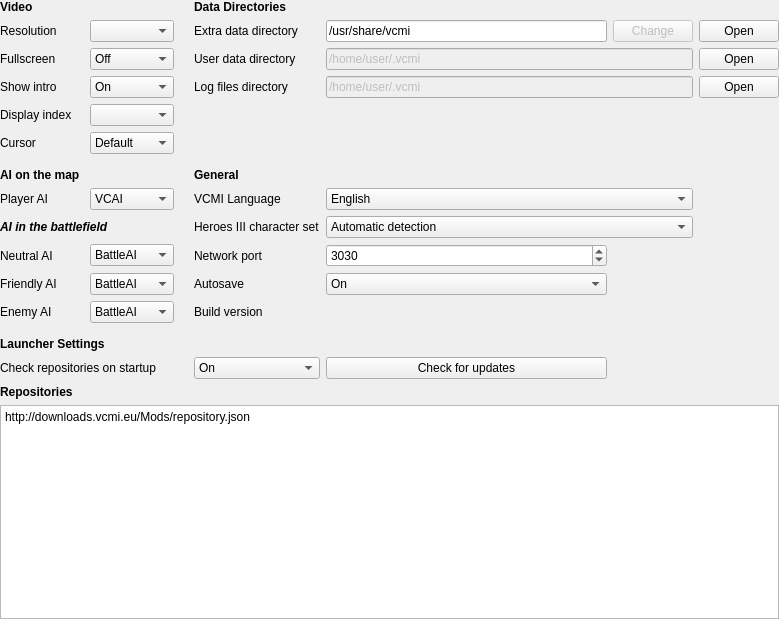
Before: the Qt Designer form launcher/settingsView/csettingsview_moc.ui in vcmi/vcmi, drawn with Qt 5.
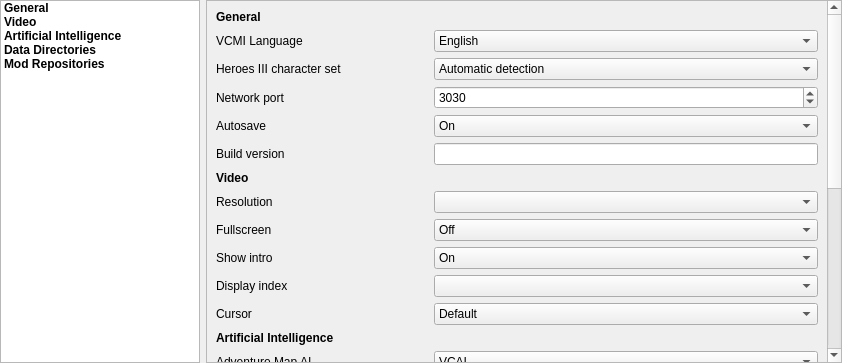
After: the same form once the commit is applied.

Commit message: Small redesign of Settings tab in Launcher

What changed in the file:
```diff
--- a/launcher/settingsView/csettingsview_moc.ui
+++ b/launcher/settingsView/csettingsview_moc.ui
@@ -6,14 +6,14 @@
    <rect>
     <x>0</x>
     <y>0</y>
-    <width>779</width>
-    <height>619</height>
+    <width>842</width>
+    <height>363</height>
    </rect>
   </property>
   <property name="windowTitle">
    <string/>
   </property>
-  <layout class="QGridLayout" name="gridLayout">
+  <layout class="QHBoxLayout" name="horizontalLayout">
    <property name="leftMargin">
     <number>0</number>
    </property>
@@ -26,642 +26,635 @@
    <property name="bottomMargin">
     <number>0</number>
    </property>
-   <item row="2" column="7" colspan="2">
-    <widget class="QLineEdit" name="lineEditUserDataDir">
-     <property name="enabled">
-      <bool>false</bool>
+   <item>
+    <widget class="QListWidget" name="listWidgetSettings">
+     <property name="sizePolicy">
+      <sizepolicy hsizetype="Fixed" vsizetype="Expanding">
+       <horstretch>1</horstretch>
+       <verstretch>0</verstretch>
+      </sizepolicy>
      </property>
      <property name="minimumSize">
       <size>
-       <width>150</width>
+       <width>200</width>
        <height>0</height>
       </size>
      </property>
-     <property name="text">
-      <string notr="true">/home/user/.vcmi</string>
-     </property>
-     <property name="readOnly">
-      <bool>true</bool>
-     </property>
-    </widget>
-   </item>
-   <item row="17" column="1" colspan="4">
-    <widget class="QLabel" name="LauncherSettings">
      <property name="font">
       <font>
        <weight>75</weight>
        <bold>true</bold>
       </font>
      </property>
-     <property name="text">
-      <string>Launcher Settings</string>
+     <property name="verticalScrollBarPolicy">
+      <enum>Qt::ScrollBarAlwaysOff</enum>
      </property>
-    </widget>
-   </item>
-   <item row="1" column="7">
-    <widget class="QLineEdit" name="lineEditGameDir">
-     <property name="minimumSize">
-      <size>
-       <width>150</width>
-       <height>0</height>
-      </size>
+     <property name="horizontalScrollBarPolicy">
+      <enum>Qt::ScrollBarAlwaysOff</enum>
      </property>
-     <property name="text">
-      <string notr="true">/usr/share/vcmi</string>
-     </property>
-    </widget>
-   </item>
-   <item row="1" column="8">
-    <widget class="QPushButton" name="changeGameDataDir">
-     <property name="enabled">
+     <property name="autoScroll">
       <bool>false</bool>
      </property>
-     <property name="text">
-      <string>Change</string>
+     <property name="editTriggers">
+      <set>QAbstractItemView::NoEditTriggers</set>
      </property>
-    </widget>
-   </item>
-   <item row="18" column="6">
-    <widget class="QComboBox" name="comboBoxAutoCheck">
-     <property name="currentIndex">
-      <number>1</number>
+     <property name="selectionBehavior">
+      <enum>QAbstractItemView::SelectRows</enum>
      </property>
-     <item>
-      <property name="text">
-       <string>Off</string>
-      </property>
-     </item>
-     <item>
-      <property name="text">
-       <string>On</string>
-      </property>
-     </item>
-    </widget>
-   </item>
-   <item row="3" column="9">
-    <widget class="QPushButton" name="openTempDir">
-     <property name="text">
-      <string>Open</string>
+     <property name="spacing">
+      <number>4</number>
      </property>
-    </widget>
-   </item>
-   <item row="10" column="6">
-    <widget class="QLabel" name="labelEncoding">
-     <property name="text">
-      <string>Heroes III character set</string>
-     </property>
-    </widget>
-   </item>
-   <item row="2" column="1">
-    <widget class="QLabel" name="labelFullScreen">
-     <property name="text">
-      <string>Fullscreen</string>
-     </property>
-    </widget>
-   </item>
-   <item row="3" column="4">
-    <widget class="QComboBox" name="comboBoxShowIntro">
-     <property name="currentIndex">
-      <number>1</number>
-     </property>
      <item>
       <property name="text">
-       <string>Off</string>
+       <string>General</string>
       </property>
      </item>
      <item>
       <property name="text">
-       <string>On</string>
+       <string>Video</string>
       </property>
      </item>
-    </widget>
-   </item>
-   <item row="3" column="6">
-    <widget class="QLabel" name="labelTempDir">
-     <property name="text">
-      <string>Log files directory</string>
-     </property>
-    </widget>
-   </item>
-   <item row="3" column="7" colspan="2">
-    <widget class="QLineEdit" name="lineEditTempDir">
-     <property name="enabled">
-      <bool>false</bool>
-     </property>
-     <property name="minimumSize">
-      <size>
-       <width>150</width>
-       <height>0</height>
-      </size>
-     </property>
-     <property name="text">
-      <string notr="true">/home/user/.vcmi</string>
-     </property>
-     <property name="readOnly">
-      <bool>true</bool>
-     </property>
-    </widget>
-   </item>
-   <item row="12" column="6">
-    <widget class="QLabel" name="labelAutoSave">
-     <property name="text">
-      <string>Autosave</string>
-     </property>
-    </widget>
-   </item>
-   <item row="19" column="1" colspan="4">
-    <widget class="QLabel" name="labelRepositories">
-     <property name="font">
-      <font>
-       <weight>75</weight>
-       <bold>true</bold>
-      </font>
-     </property>
-     <property name="text">
-      <string>Repositories</string>
-     </property>
-    </widget>
-   </item>
-   <item row="18" column="7">
-    <widget class="QPushButton" name="updatesButton">
-     <property name="text">
-      <string>Check for updates</string>
-     </property>
-    </widget>
-   </item>
-   <item row="4" column="4">
-    <widget class="QComboBox" name="comboBoxDisplayIndex"/>
-   </item>
-   <item row="18" column="1" colspan="4">
-    <widget class="QLabel" name="labelAutoCheck">
-     <property name="text">
-      <string>Check repositories on startup</string>
-     </property>
-    </widget>
-   </item>
-   <item row="2" column="9">
-    <widget class="QPushButton" name="openUserDataDir">
-     <property name="text">
-      <string>Open</string>
-     </property>
-    </widget>
-   </item>
-   <item row="8" column="1">
-    <widget class="QLabel" name="labelPlayerAI">
-     <property name="text">
-      <string>Player AI</string>
-     </property>
-    </widget>
-   </item>
-   <item row="4" column="1">
-    <widget class="QLabel" name="labelDisplayIndex">
-     <property name="text">
-      <string>Display index</string>
-     </property>
-    </widget>
-   </item>
-   <item row="10" column="1" colspan="4">
-    <widget class="QLabel" name="labelAIInTheBattlefield">
-     <property name="font">
-      <font>
-       <weight>75</weight>
-       <italic>true</italic>
-       <bold>true</bold>
-       <underline>false</underline>
-      </font>
-     </property>
-     <property name="text">
-      <string>AI in the battlefield</string>
-     </property>
-    </widget>
-   </item>
-   <item row="21" column="1" colspan="9">
-    <widget class="QPlainTextEdit" name="plainTextEditRepos">
-     <property name="lineWrapMode">
-      <enum>QPlainTextEdit::NoWrap</enum>
-     </property>
-     <property name="plainText">
-      <string notr="true">http://downloads.vcmi.eu/Mods/repository.json</string>
-     </property>
-    </widget>
-   </item>
-   <item row="7" column="6" colspan="4">
-    <widget class="QLabel" name="labelGeneral">
-     <property name="font">
-      <font>
-       <weight>75</weight>
-       <bold>true</bold>
-      </font>
-     </property>
-     <property name="text">
-      <string>General</string>
-     </property>
-    </widget>
-   </item>
-   <item row="3" column="1">
-    <widget class="QLabel" name="labelShowIntro">
-     <property name="text">
-      <string>Show intro</string>
-     </property>
-    </widget>
-   </item>
-   <item row="16" column="1" colspan="4">
-    <spacer name="spacerRepos">
-     <property name="orientation">
-      <enum>Qt::Vertical</enum>
-     </property>
-     <property name="sizeType">
-      <enum>QSizePolicy::Fixed</enum>
-     </property>
-     <property name="sizeHint" stdset="0">
-      <size>
-       <width>20</width>
-       <height>8</height>
-      </size>
-     </property>
-    </spacer>
-   </item>
-   <item row="14" column="6">
-    <widget class="QLabel" name="labelBuildVersionDesc">
-     <property name="text">
-      <string>Build version</string>
-     </property>
-    </widget>
-   </item>
-   <item row="1" column="6">
-    <widget class="QLabel" name="labelGameDir">
-     <property name="text">
-      <string>Extra data directory</string>
-     </property>
-    </widget>
-   </item>
-   <item row="1" column="1">
-    <widget class="QLabel" name="labelResolution">
-     <property name="text">
-      <string>Resolution</string>
-     </property>
-    </widget>
-   </item>
-   <item row="2" column="4">
-    <widget class="QComboBox" name="comboBoxFullScreen">
-     <property name="currentIndex">
-      <number>0</number>
-     </property>
      <item>
       <property name="text">
-       <string>Off</string>
+       <string>Artificial Intelligence</string>
       </property>
      </item>
      <item>
       <property name="text">
-       <string>On</string>
+       <string>Data Directories</string>
       </property>
      </item>
      <item>
       <property name="text">
-       <string>Real</string>
+       <string>Mod Repositories</string>
       </property>
      </item>
     </widget>
    </item>
-   <item row="12" column="7">
-    <widget class="QComboBox" name="comboBoxAutoSave">
-     <property name="currentIndex">
-      <number>1</number>
+   <item>
+    <widget class="QScrollArea" name="settingsScrollArea">
+     <property name="sizePolicy">
+      <sizepolicy hsizetype="Expanding" vsizetype="Expanding">
+       <horstretch>100</horstretch>
+       <verstretch>0</verstretch>
+      </sizepolicy>
      </property>
-     <item>
-      <property name="text">
-       <string>Off</string>
-      </property>
-     </item>
-     <item>
-      <property name="text">
-       <string>On</string>
-      </property>
-     </item>
-    </widget>
-   </item>
-   <item row="7" column="1" colspan="4">
-    <widget class="QLabel" name="labelAIMovingOnTheMap">
-     <property name="font">
-      <font>
-       <weight>75</weight>
-       <bold>true</bold>
-      </font>
+     <property name="verticalScrollBarPolicy">
+      <enum>Qt::ScrollBarAlwaysOn</enum>
      </property>
-     <property name="text">
-      <string>AI on the map</string>
+     <property name="horizontalScrollBarPolicy">
+      <enum>Qt::ScrollBarAlwaysOff</enum>
      </property>
-    </widget>
-   </item>
-   <item row="8" column="4">
-    <widget class="QComboBox" name="comboBoxPlayerAI">
-     <property name="currentText">
-      <string notr="true">VCAI</string>
+     <property name="widgetResizable">
+      <bool>true</bool>
      </property>
-     <item>
-      <property name="text">
-       <string notr="true">VCAI</string>
+     <widget class="QWidget" name="scrollAreaWidgetContents_2">
+      <property name="geometry">
+       <rect>
+        <x>0</x>
+        <y>0</y>
+        <width>620</width>
+        <height>762</height>
+       </rect>
       </property>
-     </item>
-     <item>
-      <property name="text">
-       <string notr="true">Nullkiller</string>
-      </property>
-     </item>
-    </widget>
-   </item>
-   <item row="12" column="5">
-    <spacer name="spacerColumns">
-     <property name="orientation">
-      <enum>Qt::Horizontal</enum>
-     </property>
-     <property name="sizeType">
-      <enum>QSizePolicy::Fixed</enum>
-     </property>
-     <property name="sizeHint" stdset="0">
-      <size>
-       <width>8</width>
-       <height>20</height>
-      </size>
-     </property>
-    </spacer>
-   </item>
-   <item row="1" column="4">
-    <widget class="QComboBox" name="comboBoxResolution"/>
-   </item>
-   <item row="1" column="9">
-    <widget class="QPushButton" name="openGameDataDir">
-     <property name="text">
-      <string>Open</string>
-     </property>
-    </widget>
-   </item>
-   <item row="0" column="1" colspan="4">
-    <widget class="QLabel" name="labelVideo">
-     <property name="font">
-      <font>
-       <weight>75</weight>
-       <bold>true</bold>
-      </font>
-     </property>
-     <property name="text">
-      <string>Video</string>
-     </property>
-    </widget>
-   </item>
-   <item row="0" column="6" colspan="4">
-    <widget class="QLabel" name="labelDataDirs">
-     <property name="font">
-      <font>
-       <weight>75</weight>
-       <bold>true</bold>
-      </font>
-     </property>
-     <property name="text">
-      <string>Data Directories</string>
-     </property>
-    </widget>
-   </item>
-   <item row="6" column="1" colspan="4">
-    <spacer name="spacerSections">
-     <property name="orientation">
-      <enum>Qt::Vertical</enum>
-     </property>
-     <property name="sizeType">
-      <enum>QSizePolicy::Fixed</enum>
-     </property>
-     <property name="sizeHint" stdset="0">
-      <size>
-       <width>56</width>
-       <height>8</height>
-      </size>
-     </property>
-    </spacer>
-   </item>
-   <item row="2" column="6">
-    <widget class="QLabel" name="labelUserDataDir">
-     <property name="text">
-      <string>User data directory</string>
-     </property>
-    </widget>
-   </item>
-   <item row="11" column="6">
-    <widget class="QLabel" name="labelNetworkPort">
-     <property name="text">
-      <string>Network port</string>
-     </property>
-    </widget>
-   </item>
-   <item row="11" column="7">
-    <widget class="QSpinBox" name="spinBoxNetworkPort">
-     <property name="minimum">
-      <number>1024</number>
-     </property>
-     <property name="maximum">
-      <number>65535</number>
-     </property>
-     <property name="value">
-      <number>3030</number>
-     </property>
-    </widget>
-   </item>
-   <item row="8" column="6">
-    <widget class="QLabel" name="labelLanguage">
-     <property name="text">
-      <string>VCMI Language</string>
-     </property>
-    </widget>
-   </item>
-   <item row="14" column="7" colspan="2">
-    <widget class="QLabel" name="labelBuildVersion">
-     <property name="text">
-      <string notr="true"/>
-     </property>
-    </widget>
-   </item>
-   <item row="10" column="7" colspan="2">
-    <widget class="QComboBox" name="comboBoxEncoding">
-     <item>
-      <property name="text">
-       <string>Automatic detection</string>
-      </property>
-     </item>
-     <item>
-      <property name="text">
-       <string>Central European (Windows 1250)</string>
-      </property>
-     </item>
-     <item>
-      <property name="text">
-       <string>Cyrillic script (Windows 1251)</string>
-      </property>
-     </item>
-     <item>
-      <property name="text">
-       <string>Western European (Windows 1252)</string>
-      </property>
-     </item>
-     <item>
-      <property name="text">
-       <string>Simplified Chinese (GBK)</string>
-      </property>
-     </item>
-     <item>
-      <property name="text">
-       <string>Simplified Chinese (GB2312)</string>
-      </property>
-     </item>
-     <item>
-      <property name="text">
-       <string>Korean (Windows 949)</string>
-      </property>
-     </item>
-    </widget>
-   </item>
-   <item row="8" column="7" colspan="2">
-    <widget class="QComboBox" name="comboBoxLanguage">
-     <item>
-      <property name="text">
-       <string>English</string>
-      </property>
-     </item>
-     <item>
-      <property name="text">
-       <string>Deutsch (German)</string>
-      </property>
-     </item>
-     <item>
-      <property name="text">
-       <string>Polska (Polish)</string>
-      </property>
-     </item>
-     <item>
-      <property name="text">
-       <string>Русский (Russian)</string>
-      </property>
-     </item>
-     <item>
-      <property name="text">
-       <string>Українська (Ukrainian)</string>
-      </property>
-     </item>
-    </widget>
-   </item>
-   <item row="11" column="1">
-    <widget class="QLabel" name="labelNeutralAI">
-     <property name="text">
-      <string>Neutral AI</string>
-     </property>
-    </widget>
-   </item>
-   <item row="11" column="4">
-    <widget class="QComboBox" name="comboBoxNeutralAI">
-     <property name="currentText">
-      <string notr="true">BattleAI</string>
-     </property>
-     <item>
-      <property name="text">
-       <string notr="true">BattleAI</string>
-      </property>
-     </item>
-     <item>
-      <property name="text">
-       <string notr="true">StupidAI</string>
-      </property>
-     </item>
-    </widget>
-   </item>
-   <item row="12" column="1">
-    <widget class="QLabel" name="labelFriendlyAI">
-     <property name="minimumSize">
-      <size>
-       <width>0</width>
-       <height>22</height>
-      </size>
-     </property>
-     <property name="text">
-      <string>Friendly AI</string>
-     </property>
-    </widget>
-   </item>
-   <item row="12" column="4">
-    <widget class="QComboBox" name="comboBoxFriendlyAI">
-     <property name="editable">
-      <bool>false</bool>
-     </property>
-     <property name="currentText">
-      <string notr="true">BattleAI</string>
-     </property>
-     <item>
-      <property name="text">
-       <string notr="true">BattleAI</string>
-      </property>
-     </item>
-     <item>
-      <property name="text">
-       <string notr="true">StupidAI</string>
-      </property>
-     </item>
-    </widget>
-   </item>
-   <item row="14" column="4">
-    <widget class="QComboBox" name="comboBoxEnemyAI">
-     <property name="editable">
-      <bool>false</bool>
-     </property>
-     <property name="currentText">
-      <string notr="true">BattleAI</string>
-     </property>
-     <item>
-      <property name="text">
-       <string notr="true">BattleAI</string>
-      </property>
-     </item>
-     <item>
-      <property name="text">
-       <string notr="true">StupidAI</string>
-      </property>
-     </item>
-    </widget>
-   </item>
-   <item row="14" column="1">
-    <widget class="QLabel" name="labelEnemyAI">
-     <property name="minimumSize">
-      <size>
-       <width>0</width>
-       <height>22</height>
-      </size>
-     </property>
-     <property name="text">
-      <string>Enemy AI</string>
-     </property>
-    </widget>
-   </item>
-   <item row="5" column="1">
-    <widget class="QLabel" name="labelCursorType">
-     <property name="text">
-      <string>Cursor</string>
-     </property>
-    </widget>
-   </item>
-   <item row="5" column="4">
-    <widget class="QComboBox" name="comboBoxCursorType">
-     <item>
-      <property name="text">
-       <string>Default</string>
-      </property>
-     </item>
-     <item>
-      <property name="text">
-       <string>Hardware</string>
-      </property>
-     </item>
-     <item>
-      <property name="text">
-       <string>Software</string>
-      </property>
-     </item>
+      <layout class="QGridLayout" name="gridLayout" columnstretch="3,3,1,1">
+       <item row="0" column="0">
+        <widget class="QLabel" name="labelGeneral">
+         <property name="font">
+          <font>
+           <weight>75</weight>
+           <bold>true</bold>
+          </font>
+         </property>
+         <property name="text">
+          <string>General</string>
+         </property>
+        </widget>
+       </item>
+       <item row="1" column="0">
+        <widget class="QLabel" name="labelLanguage">
+         <property name="text">
+          <string>VCMI Language</string>
+         </property>
+        </widget>
+       </item>
+       <item row="2" column="0">
+        <widget class="QLabel" name="labelEncoding">
+         <property name="text">
+          <string>Heroes III character set</string>
+         </property>
+        </widget>
+       </item>
+       <item row="2" column="1" colspan="3">
+        <widget class="QComboBox" name="comboBoxEncoding">
+         <item>
+          <property name="text">
+           <string>Automatic detection</string>
+          </property>
+         </item>
+         <item>
+          <property name="text">
+           <string>Central European (Windows 1250)</string>
+          </property>
+         </item>
+         <item>
+          <property name="text">
+           <string>Cyrillic script (Windows 1251)</string>
+          </property>
+         </item>
+         <item>
+          <property name="text">
+           <string>Western European (Windows 1252)</string>
+          </property>
+         </item>
+         <item>
+          <property name="text">
+           <string>Simplified Chinese (GBK)</string>
+          </property>
+         </item>
+         <item>
+          <property name="text">
+           <string>Simplified Chinese (GB2312)</string>
+          </property>
+         </item>
+         <item>
+          <property name="text">
+           <string>Korean (Windows 949)</string>
+          </property>
+         </item>
+        </widget>
+       </item>
+       <item row="3" column="0">
+        <widget class="QLabel" name="labelNetworkPort">
+         <property name="text">
+          <string>Network port</string>
+         </property>
+        </widget>
+       </item>
+       <item row="4" column="0">
+        <widget class="QLabel" name="labelAutoSave">
+         <property name="text">
+          <string>Autosave</string>
+         </property>
+        </widget>
+       </item>
+       <item row="5" column="0">
+        <widget class="QLabel" name="labelBuildVersionDesc">
+         <property name="text">
+          <string>Build version</string>
+         </property>
+        </widget>
+       </item>
+       <item row="6" column="0">
+        <widget class="QLabel" name="labelVideo">
+         <property name="font">
+          <font>
+           <weight>75</weight>
+           <bold>true</bold>
+          </font>
+         </property>
+         <property name="text">
+          <string>Video</string>
+         </property>
+        </widget>
+       </item>
+       <item row="7" column="0">
+        <widget class="QLabel" name="labelResolution">
+         <property name="text">
+          <string>Resolution</string>
+         </property>
+        </widget>
+       </item>
+       <item row="8" column="0">
+        <widget class="QLabel" name="labelFullScreen">
+         <property name="text">
+          <string>Fullscreen</string>
+         </property>
+        </widget>
+       </item>
+       <item row="9" column="0">
+        <widget class="QLabel" name="labelShowIntro">
+         <property name="text">
+          <string>Show intro</string>
+         </property>
+        </widget>
+       </item>
+       <item row="10" column="0">
+        <widget class="QLabel" name="labelDisplayIndex">
+         <property name="text">
+          <string>Display index</string>
+         </property>
+        </widget>
+       </item>
+       <item row="11" column="0">
+        <widget class="QLabel" name="labelCursorType">
+         <property name="text">
+          <string>Cursor</string>
+         </property>
+        </widget>
+       </item>
+       <item row="12" column="0">
+        <widget class="QLabel" name="labelArtificialIntelligence">
+         <property name="font">
+          <font>
+           <weight>75</weight>
+           <bold>true</bold>
+          </font>
+         </property>
+         <property name="text">
+          <string>Artificial Intelligence</string>
+         </property>
+        </widget>
+       </item>
+       <item row="13" column="0">
+        <widget class="QLabel" name="labelPlayerAI">
+         <property name="text">
+          <string>Adventure Map AI</string>
+         </property>
+        </widget>
+       </item>
+       <item row="14" column="0">
+        <widget class="QLabel" name="labelNeutralAI">
+         <property name="text">
+          <string>Neutral AI</string>
+         </property>
+        </widget>
+       </item>
+       <item row="15" column="0">
+        <widget class="QLabel" name="labelFriendlyAI">
+         <property name="text">
+          <string>Friendly AI</string>
+         </property>
+        </widget>
+       </item>
+       <item row="16" column="0">
+        <widget class="QLabel" name="labelEnemyAI">
+         <property name="text">
+          <string>Enemy AI</string>
+         </property>
+        </widget>
+       </item>
+       <item row="17" column="0">
+        <widget class="QLabel" name="labelDataDirs">
+         <property name="font">
+          <font>
+           <weight>75</weight>
+           <bold>true</bold>
+          </font>
+         </property>
+         <property name="text">
+          <string>Data Directories</string>
+         </property>
+        </widget>
+       </item>
+       <item row="18" column="0">
+        <widget class="QLabel" name="labelGameDir">
+         <property name="text">
+          <string>Extra data directory</string>
+         </property>
+        </widget>
+       </item>
+       <item row="18" column="1">
+        <widget class="QLineEdit" name="lineEditGameDir">
+         <property name="text">
+          <string notr="true">/usr/share/vcmi</string>
+         </property>
+        </widget>
+       </item>
+       <item row="18" column="2">
+        <widget class="QPushButton" name="changeGameDataDir">
+         <property name="enabled">
+          <bool>false</bool>
+         </property>
+         <property name="text">
+          <string>Change</string>
+         </property>
+        </widget>
+       </item>
+       <item row="18" column="3">
+        <widget class="QPushButton" name="openGameDataDir">
+         <property name="text">
+          <string>Open</string>
+         </property>
+        </widget>
+       </item>
+       <item row="19" column="0">
+        <widget class="QLabel" name="labelUserDataDir">
+         <property name="text">
+          <string>User data directory</string>
+         </property>
+        </widget>
+       </item>
+       <item row="19" column="3">
+        <widget class="QPushButton" name="openUserDataDir">
+         <property name="text">
+          <string>Open</string>
+         </property>
+        </widget>
+       </item>
+       <item row="20" column="0">
+        <widget class="QLabel" name="labelTempDir">
+         <property name="text">
+          <string>Log files directory</string>
+         </property>
+        </widget>
+       </item>
+       <item row="20" column="3">
+        <widget class="QPushButton" name="openTempDir">
+         <property name="text">
+          <string>Open</string>
+         </property>
+        </widget>
+       </item>
+       <item row="21" column="0">
+        <widget class="QLabel" name="labelRepositories">
+         <property name="font">
+          <font>
+           <weight>75</weight>
+           <bold>true</bold>
+          </font>
+         </property>
+         <property name="text">
+          <string>Mod Repositories</string>
+         </property>
+        </widget>
+       </item>
+       <item row="22" column="0">
+        <widget class="QLabel" name="labelAutoCheck">
+         <property name="text">
+          <string>Check on startup</string>
+         </property>
+        </widget>
+       </item>
+       <item row="22" column="1">
+        <widget class="QComboBox" name="comboBoxAutoCheck">
+         <property name="currentIndex">
+          <number>1</number>
+         </property>
+         <item>
+          <property name="text">
+           <string>Off</string>
+          </property>
+         </item>
+         <item>
+          <property name="text">
+           <string>On</string>
+          </property>
+         </item>
+        </widget>
+       </item>
+       <item row="22" column="2" colspan="2">
+        <widget class="QPushButton" name="updatesButton">
+         <property name="text">
+          <string>Update now</string>
+         </property>
+        </widget>
+       </item>
+       <item row="23" column="0" colspan="4">
+        <widget class="QPlainTextEdit" name="plainTextEditRepos">
+         <property name="lineWrapMode">
+          <enum>QPlainTextEdit::NoWrap</enum>
+         </property>
+         <property name="plainText">
+          <string notr="true">http://downloads.vcmi.eu/Mods/repository.json</string>
+         </property>
+        </widget>
+       </item>
+       <item row="11" column="1" colspan="3">
+        <widget class="QComboBox" name="comboBoxCursorType">
+         <item>
+          <property name="text">
+           <string>Default</string>
+          </property>
+         </item>
+         <item>
+          <property name="text">
+           <string>Hardware</string>
+          </property>
+         </item>
+         <item>
+          <property name="text">
+           <string>Software</string>
+          </property>
+         </item>
+        </widget>
+       </item>
+       <item row="1" column="1" colspan="3">
+        <widget class="QComboBox" name="comboBoxLanguage">
+         <item>
+          <property name="text">
+           <string>English</string>
+          </property>
+         </item>
+         <item>
+          <property name="text">
+           <string>Deutsch (German)</string>
+          </property>
+         </item>
+         <item>
+          <property name="text">
+           <string>Polska (Polish)</string>
+          </property>
+         </item>
+         <item>
+          <property name="text">
+           <string>Русский (Russian)</string>
+          </property>
+         </item>
+         <item>
+          <property name="text">
+           <string>Українська (Ukrainian)</string>
+          </property>
+         </item>
+        </widget>
+       </item>
+       <item row="3" column="1" colspan="3">
+        <widget class="QSpinBox" name="spinBoxNetworkPort">
+         <property name="minimum">
+          <number>1024</number>
+         </property>
+         <property name="maximum">
+          <number>65535</number>
+         </property>
+         <property name="value">
+          <number>3030</number>
+         </property>
+        </widget>
+       </item>
+       <item row="4" column="1" colspan="3">
+        <widget class="QComboBox" name="comboBoxAutoSave">
+         <property name="currentIndex">
+          <number>1</number>
+         </property>
+         <item>
+          <property name="text">
+           <string>Off</string>
+          </property>
+         </item>
+         <item>
+          <property name="text">
+           <string>On</string>
+          </property>
+         </item>
+        </widget>
+       </item>
+       <item row="7" column="1" colspan="3">
+        <widget class="QComboBox" name="comboBoxResolution"/>
+       </item>
+       <item row="19" column="1" colspan="2">
+        <widget class="QLineEdit" name="lineEditUserDataDir">
+         <property name="enabled">
+          <bool>false</bool>
+         </property>
+         <property name="text">
+          <string notr="true">/home/user/.vcmi</string>
+         </property>
+         <property name="readOnly">
+          <bool>true</bool>
+         </property>
+        </widget>
+       </item>
+       <item row="20" column="1" colspan="2">
+        <widget class="QLineEdit" name="lineEditTempDir">
+         <property name="enabled">
+          <bool>false</bool>
+         </property>
+         <property name="text">
+          <string notr="true">/home/user/.vcmi</string>
+         </property>
+         <property name="readOnly">
+          <bool>true</bool>
+         </property>
+        </widget>
+       </item>
+       <item row="16" column="1" colspan="3">
+        <widget class="QComboBox" name="comboBoxEnemyAI">
+         <property name="editable">
+          <bool>false</bool>
+         </property>
+         <property name="currentText">
+          <string notr="true">BattleAI</string>
+         </property>
+         <item>
+          <property name="text">
+           <string notr="true">BattleAI</string>
+          </property>
+         </item>
+         <item>
+          <property name="text">
+           <string notr="true">StupidAI</string>
+          </property>
+         </item>
+        </widget>
+       </item>
+       <item row="15" column="1" colspan="3">
+        <widget class="QComboBox" name="comboBoxFriendlyAI">
+         <property name="editable">
+          <bool>false</bool>
+         </property>
+         <property name="currentText">
+          <string notr="true">BattleAI</string>
+         </property>
+         <item>
+          <property name="text">
+           <string notr="true">BattleAI</string>
+          </property>
+         </item>
+         <item>
+          <property name="text">
+           <string notr="true">StupidAI</string>
+          </property>
+         </item>
+        </widget>
+       </item>
+       <item row="14" column="1" colspan="3">
+        <widget class="QComboBox" name="comboBoxNeutralAI">
+         <property name="currentText">
+          <string notr="true">BattleAI</string>
+         </property>
+         <item>
+          <property name="text">
+           <string notr="true">BattleAI</string>
+          </property>
+         </item>
+         <item>
+          <property name="text">
+           <string notr="true">StupidAI</string>
+          </property>
+         </item>
+        </widget>
+       </item>
+       <item row="13" column="1" colspan="3">
+        <widget class="QComboBox" name="comboBoxPlayerAI">
+         <property name="currentText">
+          <string notr="true">VCAI</string>
+         </property>
+         <item>
+          <property name="text">
+           <string notr="true">VCAI</string>
+          </property>
+         </item>
+         <item>
+          <property name="text">
+           <string notr="true">Nullkiller</string>
+          </property>
+         </item>
+        </widget>
+       </item>
+       <item row="10" column="1" colspan="3">
+        <widget class="QComboBox" name="comboBoxDisplayIndex"/>
+       </item>
+       <item row="9" column="1" colspan="3">
+        <widget class="QComboBox" name="comboBoxShowIntro">
+         <property name="currentIndex">
+          <number>1</number>
+         </property>
+         <item>
+          <property name="text">
+           <string>Off</string>
+          </property>
+         </item>
+         <item>
+          <property name="text">
+           <string>On</string>
+          </property>
+         </item>
+        </widget>
+       </item>
+       <item row="8" column="1" colspan="3">
+        <widget class="QComboBox" name="comboBoxFullScreen">
+         <property name="currentIndex">
+          <number>0</number>
+         </property>
+         <item>
+          <property name="text">
+           <string>Off</string>
+          </property>
+         </item>
+         <item>
+          <property name="text">
+           <string>On</string>
+          </property>
+         </item>
+         <item>
+          <property name="text">
+           <string>Real</string>
+          </property>
+         </item>
+        </widget>
+       </item>
+       <item row="5" column="1" colspan="3">
+        <widget class="QLineEdit" name="lineEditBuildVersion">
+         <property name="text">
+          <string notr="true"/>
+         </property>
+         <property name="readOnly">
+          <bool>true</bool>
+         </property>
+        </widget>
+       </item>
+      </layout>
+     </widget>
     </widget>
    </item>
   </layout>
```
The commit also changes 2 other files.
